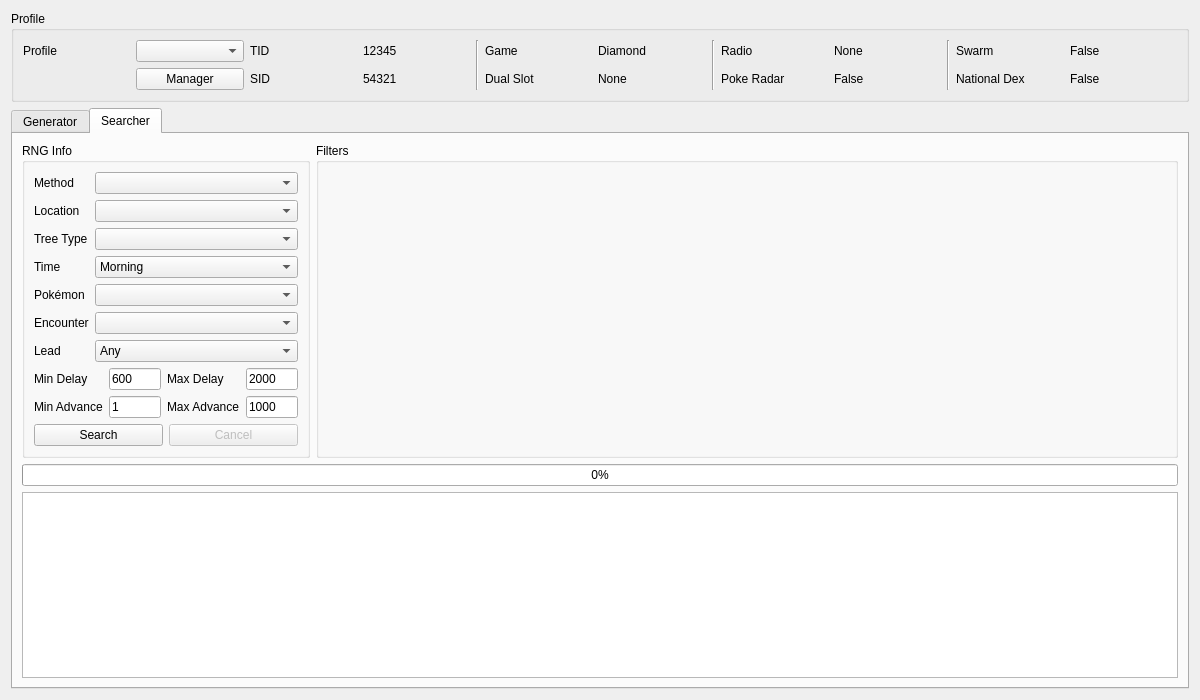
Admiral-Fish/PokeFinder, file Source/Forms/Gen4/Wild4.ui: the form before one commit.
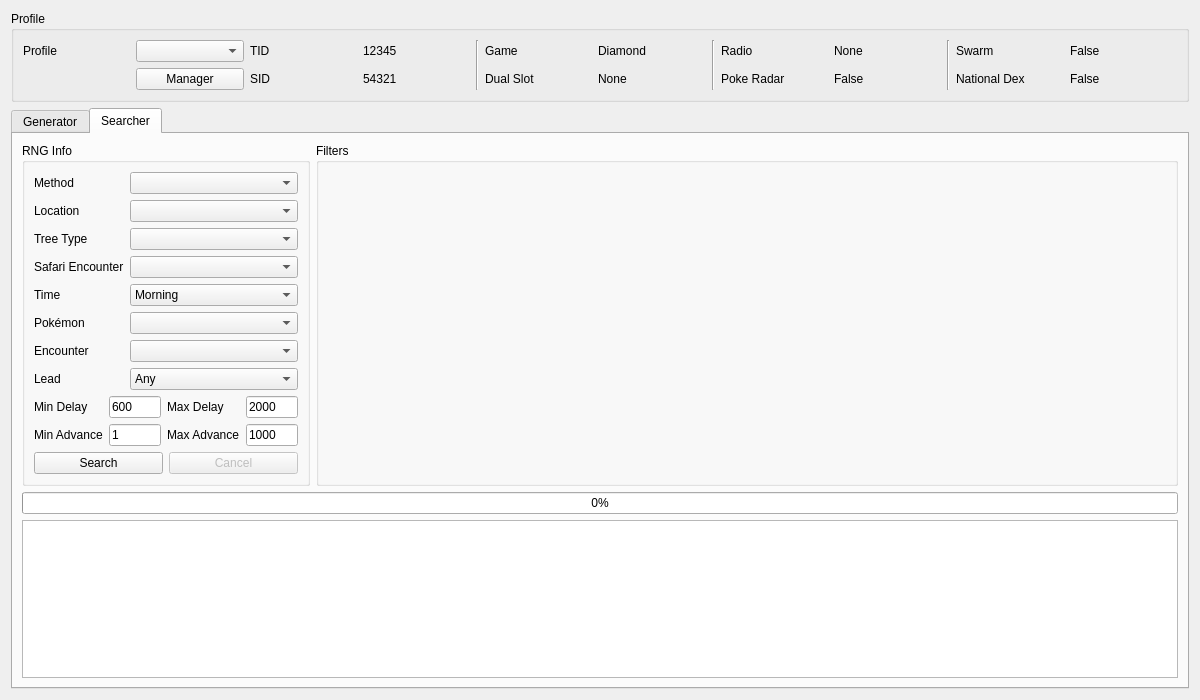
The form after the commit. The open tabs and pages were chosen to show the change. Custom widgets are drawn as their Qt base class.

Commit message: Added gen4 safari to searcher

Patch:
```diff
--- a/Source/Forms/Gen4/Wild4.ui
+++ b/Source/Forms/Gen4/Wild4.ui
@@ -424,7 +424,20 @@
           <string>RNG Info</string>
          </property>
          <layout class="QGridLayout" name="gridLayout_6">
-          <item row="3" column="1">
+          <item row="7" column="0">
+           <widget class="QLabel" name="labelSearcherLead">
+            <property name="sizePolicy">
+             <sizepolicy hsizetype="Fixed" vsizetype="Preferred">
+              <horstretch>0</horstretch>
+              <verstretch>0</verstretch>
+             </sizepolicy>
+            </property>
+            <property name="text">
+             <string>Lead</string>
+            </property>
+           </widget>
+          </item>
+          <item row="4" column="1">
            <widget class="QComboBox" name="comboBoxSearcherTime">
             <item>
              <property name="text">
@@ -443,56 +456,6 @@
             </item>
            </widget>
           </item>
-          <item row="6" column="1">
-           <widget class="ComboBox" name="comboBoxSearcherLead">
-            <item>
-             <property name="text">
-              <string>Any</string>
-             </property>
-            </item>
-            <item>
-             <property name="text">
-              <string>Synchronize</string>
-             </property>
-            </item>
-            <item>
-             <property name="text">
-              <string>Cute Charm</string>
-             </property>
-            </item>
-            <item>
-             <property name="text">
-              <string>Compound Eyes</string>
-             </property>
-            </item>
-            <item>
-             <property name="text">
-              <string>Suction Cups</string>
-             </property>
-            </item>
-            <item>
-             <property name="text">
-              <string>None</string>
-             </property>
-            </item>
-           </widget>
-          </item>
-          <item row="0" column="1">
-           <widget class="ComboBox" name="comboBoxSearcherMethod"/>
-          </item>
-          <item row="0" column="0">
-           <widget class="QLabel" name="labelSearcherMethod">
-            <property name="sizePolicy">
-             <sizepolicy hsizetype="Fixed" vsizetype="Preferred">
-              <horstretch>0</horstretch>
-              <verstretch>0</verstretch>
-             </sizepolicy>
-            </property>
-            <property name="text">
-             <string>Method</string>
-            </property>
-           </widget>
-          </item>
           <item row="1" column="1">
            <widget class="QComboBox" name="comboBoxSearcherLocation">
             <property name="maxVisibleItems">
@@ -500,8 +463,8 @@
             </property>
            </widget>
           </item>
-          <item row="6" column="0">
-           <widget class="QLabel" name="labelSearcherLead">
+          <item row="1" column="0">
+           <widget class="QLabel" name="labelSearcherLocation">
             <property name="sizePolicy">
              <sizepolicy hsizetype="Fixed" vsizetype="Preferred">
               <horstretch>0</horstretch>
@@ -509,53 +472,11 @@
              </sizepolicy>
             </property>
             <property name="text">
-             <string>Lead</string>
+             <string>Location</string>
             </property>
            </widget>
           </item>
-          <item row="4" column="0">
-           <widget class="QLabel" name="labelSearcherPokemon">
-            <property name="sizePolicy">
-             <sizepolicy hsizetype="Fixed" vsizetype="Preferred">
-              <horstretch>0</horstretch>
-              <verstretch>0</verstretch>
-             </sizepolicy>
-            </property>
-            <property name="text">
-             <string>Pokémon</string>
-            </property>
-           </widget>
-          </item>
-          <item row="5" column="0">
-           <widget class="QLabel" name="labelSearcherEncounter">
-            <property name="sizePolicy">
-             <sizepolicy hsizetype="Fixed" vsizetype="Preferred">
-              <horstretch>0</horstretch>
-              <verstretch>0</verstretch>
-             </sizepolicy>
-            </property>
-            <property name="text">
-             <string>Encounter</string>
-            </property>
-           </widget>
-          </item>
-          <item row="3" column="0">
-           <widget class="QLabel" name="labelSearcherTime">
-            <property name="sizePolicy">
-             <sizepolicy hsizetype="Fixed" vsizetype="Preferred">
-              <horstretch>0</horstretch>
-              <verstretch>0</verstretch>
-             </sizepolicy>
-            </property>
-            <property name="text">
-             <string>Time</string>
-            </property>
-           </widget>
-          </item>
-          <item row="4" column="1">
-           <widget class="ComboBox" name="comboBoxSearcherPokemon"/>
-          </item>
-          <item row="8" column="0" colspan="2">
+          <item row="9" column="0" colspan="2">
            <layout class="QHBoxLayout" name="horizontalLayout">
             <item>
              <widget class="QPushButton" name="pushButtonSearch">
@@ -585,11 +506,74 @@
             </item>
            </layout>
           </item>
-          <item row="5" column="1">
+          <item row="7" column="1">
+           <widget class="ComboBox" name="comboBoxSearcherLead">
+            <item>
+             <property name="text">
+              <string>Any</string>
+             </property>
+            </item>
+            <item>
+             <property name="text">
+              <string>Synchronize</string>
+             </property>
+            </item>
+            <item>
+             <property name="text">
+              <string>Cute Charm</string>
+             </property>
+            </item>
+            <item>
+             <property name="text">
+              <string>Compound Eyes</string>
+             </property>
+            </item>
+            <item>
+             <property name="text">
+              <string>Suction Cups</string>
+             </property>
+            </item>
+            <item>
+             <property name="text">
+              <string>None</string>
+             </property>
+            </item>
+           </widget>
+          </item>
+          <item row="6" column="0">
+           <widget class="QLabel" name="labelSearcherEncounter">
+            <property name="sizePolicy">
+             <sizepolicy hsizetype="Fixed" vsizetype="Preferred">
+              <horstretch>0</horstretch>
+              <verstretch>0</verstretch>
+             </sizepolicy>
+            </property>
+            <property name="text">
+             <string>Encounter</string>
+            </property>
+           </widget>
+          </item>
+          <item row="0" column="0">
+           <widget class="QLabel" name="labelSearcherMethod">
+            <property name="sizePolicy">
+             <sizepolicy hsizetype="Fixed" vsizetype="Preferred">
+              <horstretch>0</horstretch>
+              <verstretch>0</verstretch>
+             </sizepolicy>
+            </property>
+            <property name="text">
+             <string>Method</string>
+            </property>
+           </widget>
+          </item>
+          <item row="6" column="1">
            <widget class="ComboBox" name="comboBoxSearcherEncounter"/>
           </item>
-          <item row="1" column="0">
-           <widget class="QLabel" name="labelSearcherLocation">
+          <item row="5" column="1">
+           <widget class="ComboBox" name="comboBoxSearcherPokemon"/>
+          </item>
+          <item row="5" column="0">
+           <widget class="QLabel" name="labelSearcherPokemon">
             <property name="sizePolicy">
              <sizepolicy hsizetype="Fixed" vsizetype="Preferred">
               <horstretch>0</horstretch>
@@ -597,11 +581,11 @@
              </sizepolicy>
             </property>
             <property name="text">
-             <string>Location</string>
+             <string>Pokémon</string>
             </property>
            </widget>
           </item>
-          <item row="7" column="0" colspan="2">
+          <item row="8" column="0" colspan="2">
            <layout class="QGridLayout" name="gridLayout_2">
             <item row="0" column="0">
              <widget class="QLabel" name="labelSearcherMinDelay">
@@ -661,6 +645,22 @@
             </item>
            </layout>
           </item>
+          <item row="4" column="0">
+           <widget class="QLabel" name="labelSearcherTime">
+            <property name="sizePolicy">
+             <sizepolicy hsizetype="Fixed" vsizetype="Preferred">
+              <horstretch>0</horstretch>
+              <verstretch>0</verstretch>
+             </sizepolicy>
+            </property>
+            <property name="text">
+             <string>Time</string>
+            </property>
+           </widget>
+          </item>
+          <item row="0" column="1">
+           <widget class="ComboBox" name="comboBoxSearcherMethod"/>
+          </item>
           <item row="2" column="1">
            <widget class="QComboBox" name="comboBoxSearcherTreeType"/>
           </item>
@@ -671,6 +671,16 @@
             </property>
            </widget>
           </item>
+          <item row="3" column="1">
+           <widget class="QComboBox" name="comboBoxSearcherSafariEncounter"/>
+          </item>
+          <item row="3" column="0">
+           <widget class="QLabel" name="labelSearcherSafariEncounter">
+            <property name="text">
+             <string>Safari Encounter</string>
+            </property>
+           </widget>
+          </item>
          </layout>
         </widget>
        </item>
```
Left out of the diff: 1 changed line with no effect on the pictures. The commit also changes 3 other files.
